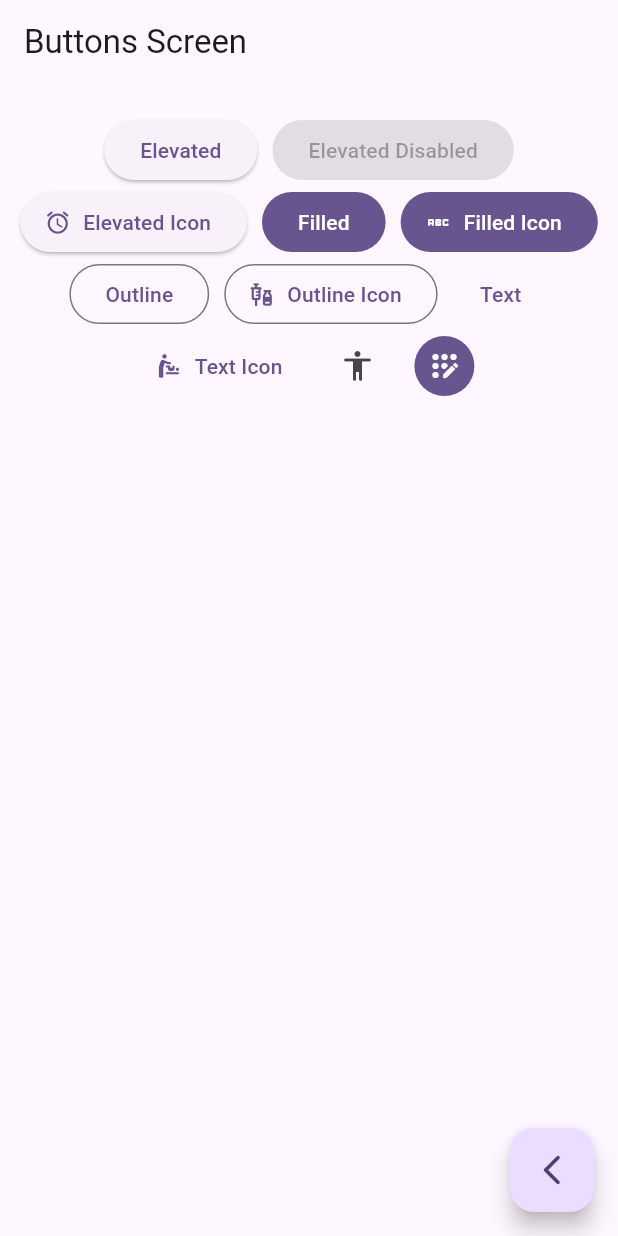
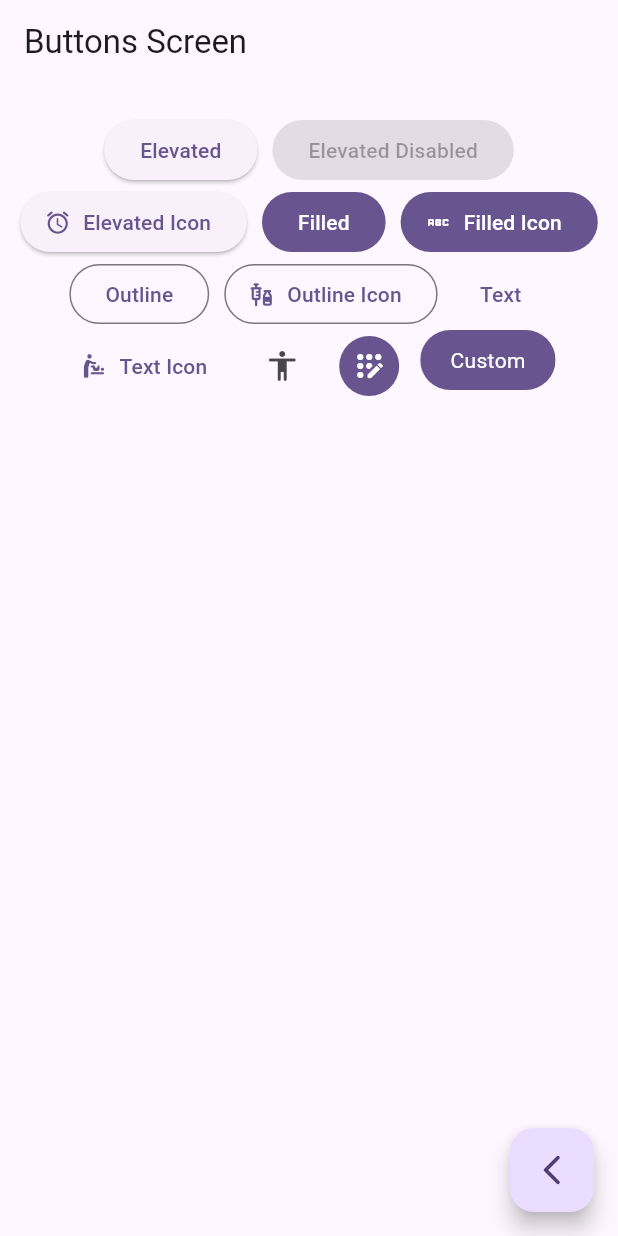
Before and after one commit to Mikaruz/flutter-course, a Flutter app: the ButtonsScreen screen opened by its route, on a phone screen of 412 x 824 dp. Run offline on Flutter 3.47's test engine with Material 2 defaults, Android fonts, the phone set to English and light mode, and no system bars; our stand-ins replace go_router.

Commit message:
Botones Completados

```diff
--- a/lib/presentation/screens/buttons/buttons_screen.dart
+++ b/lib/presentation/screens/buttons/buttons_screen.dart
@@ -62,10 +62,36 @@ class _ButtonsView extends StatelessWidget {
                 icon: const Icon(Icons.app_registration_rounded),
                 style: ButtonStyle(
                     backgroundColor: MaterialStatePropertyAll(colors.primary),
-                    iconColor: const MaterialStatePropertyAll(Colors.white)))
+                    iconColor: const MaterialStatePropertyAll(Colors.white))),
+            const CustomButton()
           ],
         ),
       ),
     );
   }
 }
+
+class CustomButton extends StatelessWidget {
+  const CustomButton({super.key});
+
+  @override
+  Widget build(BuildContext context) {
+    final colors = Theme.of(context).colorScheme;
+
+    return ClipRRect(
+      borderRadius: BorderRadius.circular(20),
+      child: Material(
+        color: colors.primary,
+        child: InkWell(
+          onTap: () {},
+          child: const Padding(
+              padding: EdgeInsets.symmetric(horizontal: 20, vertical: 10),
+              child: Text(
+                'Custom',
+                style: TextStyle(color: Colors.white),
+              )),
+        ),
+      ),
+    );
+  }
+}
```
